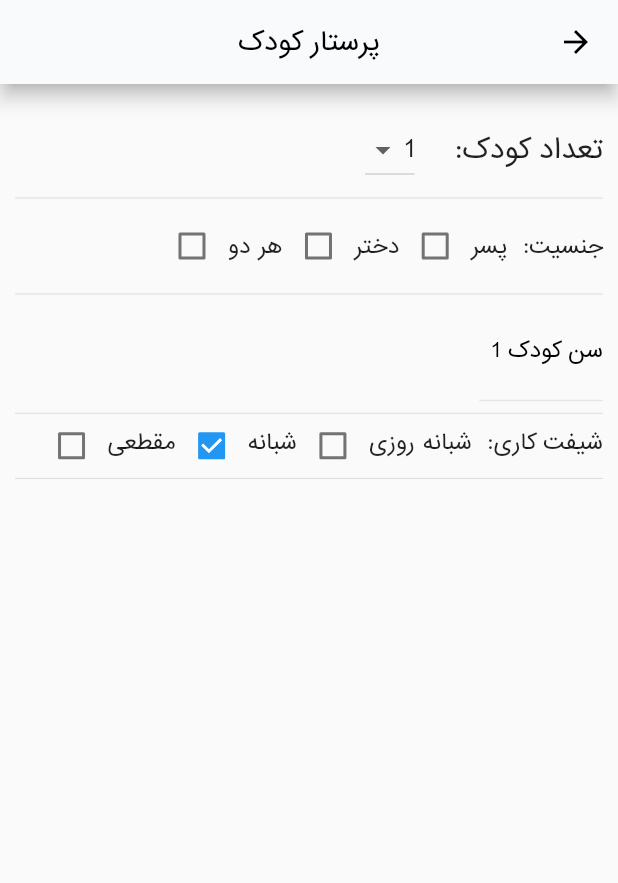
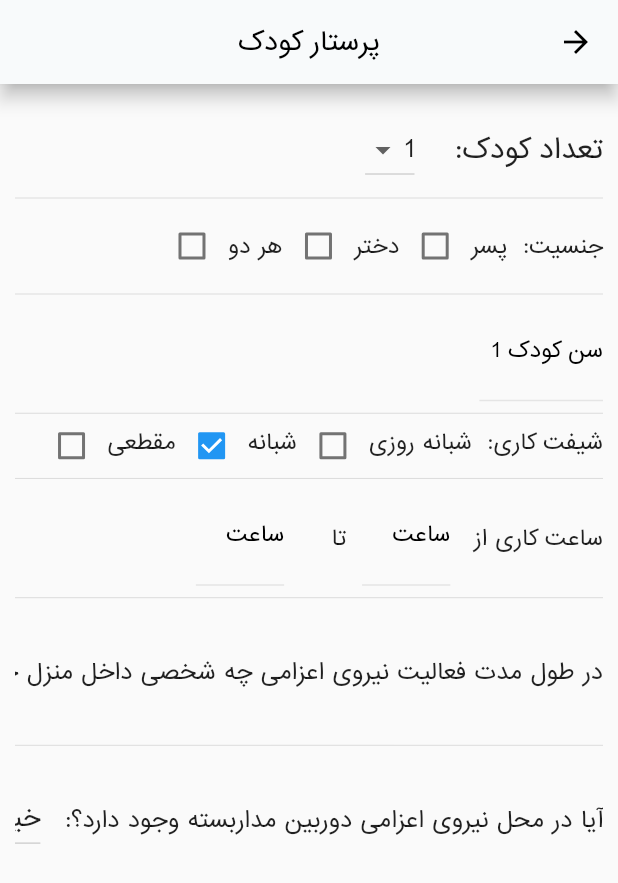
Before and after one commit to SajadRahimi1/rayaniyaresh, a Flutter app: the BabySitterScreen screen opened directly, on a phone screen of 412 x 824 dp. Shown: the top 883 px of the screen. Run offline on Flutter 3.47's test engine with Material 2 defaults, Android fonts, the phone set to English and light mode, and no system bars; our stand-ins replace cached_network_image, carousel_slider, flutter_spinkit, get, get_storage, image_picker; missing offline and left inert: persian_datetime_picker, persian_number_utility; accounts and stored records are empty; network calls fail; statements that could not run were skipped.

Commit message:
adde some prop to baby sitter form

```diff
--- a/lib/views/pages/nurse_service/baby_sitter_screen.dart
+++ b/lib/views/pages/nurse_service/baby_sitter_screen.dart
@@ -12,14 +12,15 @@ class BabySitterScreen extends StatelessWidget {
     RxInt gender = (-1).obs;
     RxInt childNumber = (1).obs;
     RxInt shiftWork = (1).obs;
+    RxBool camera = false.obs;
     return Scaffold(
         appBar: screensAppbar(context: context, title: "پرستار کودک"),
-      body: ListView(
-        children: [
+        body: ListView(children: [
           Padding(
             padding: const EdgeInsets.symmetric(horizontal: 10) +
                 const EdgeInsets.only(top: 20),
-            child: Column(children: [
+            child: Column(
+              children: [
                 // child number
                 Row(
                   children: [
@@ -101,6 +102,7 @@ class BabySitterScreen extends StatelessWidget {
                 // child gender
                 SizedBox(
                   height: Get.height / 30,
+                  width: Get.width,
                   child: ListView(
                     scrollDirection: Axis.horizontal,
                     children: [
@@ -136,9 +138,77 @@ class BabySitterScreen extends StatelessWidget {
                   ),
                 ),
 
-              const Divider()
-            ]),
+                const Divider(),
+
+                // hour of work
+                Row(
+                  children: [
+                    const Text("ساعت کاری از   "),
+                    SizedBox(
+                        width: Get.width / 7,
+                        child: const ProfileTextInput(
+                          textAlign: TextAlign.center,
+                          text: "ساعت",
+                          keyboardType: TextInputType.number,
+                        )),
+                    const Text("  تا      "),
+                    SizedBox(
+                        width: Get.width / 7,
+                        child: const ProfileTextInput(
+                          textAlign: TextAlign.center,
+                          text: "ساعت",
+                          keyboardType: TextInputType.number,
+                        )),
+                  ],
                 ),
+
+                const Divider(),
+
+                // person in home
+                SizedBox(
+                    width: Get.width,
+                    height: Get.height / 10,
+                    child: SingleChildScrollView(
+                        scrollDirection: Axis.horizontal,
+                        child: Row(children: [
+                          Text(
+                            "در طول مدت فعالیت نیروی اعزامی چه شخصی داخل منزل حضور دارد:   ",
+                            style: TextStyle(fontSize: Get.width / 28),
+                          ),
+                          SizedBox(
+                            width: Get.width / 2.5,
+                            child: const ProfileTextInput(
+                              text: "",
+                            ),
+                          )
+                        ]))),
+
+                const Divider(),
+
+                // camera
+                SizedBox(
+                    width: Get.width,
+                    height: Get.height / 10,
+                    child: SingleChildScrollView(
+                        scrollDirection: Axis.horizontal,
+                        child: Row(children: [
+                          Text(
+                            "آیا در محل نیروی اعزامی دوربین مداربسته وجود دارد؟:   ",
+                            style: TextStyle(fontSize: Get.width / 28),
+                          ),
+                          Obx(() => DropdownButton(
+                              items: List.generate(
+                                  2,
+                                  (index) => DropdownMenuItem<bool>(
+                                        child: Text(["خیر", "بلی"][index]),
+                                        value: [false, true][index],
+                                      )),
+                              value: camera.value,
+                              elevation: 5,
+                              // style: TextStyle(fontSize: Get.width / 23),
+                              onChanged: <bool>(value) =>
+                                  camera.value = value)),
+                        ]))),
 
                 // button
                 // InkWell(
@@ -161,6 +231,7 @@ class BabySitterScreen extends StatelessWidget {
                 // ),
               ],
             ),
-    );
+          )
+        ]));
   }
 }
```
Lines whose indentation alone changed are shown as unchanged.
